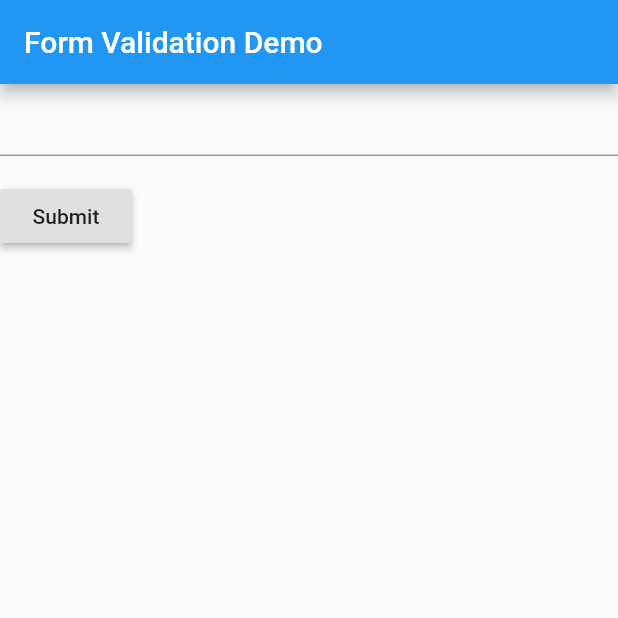
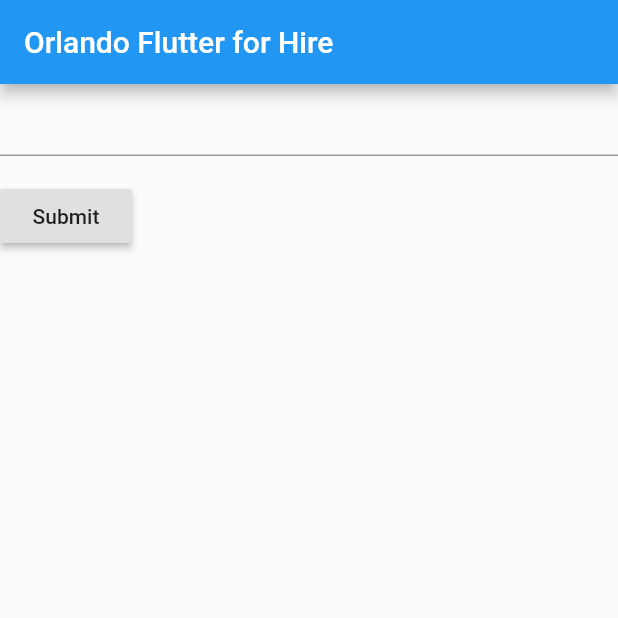
Before and after one commit to JavaVista/hack19_flutter, a Flutter app: the screen it shows after launch, on a phone screen of 412 x 824 dp, the top half of it. Run offline on Flutter 3.47's test engine with Material 2 defaults, Android fonts, the phone set to English and light mode, and no system bars.

Commit message:
Change Appbar title

```diff
--- a/lib/main.dart
+++ b/lib/main.dart
@@ -5,7 +5,7 @@ void main() => runApp(MyApp());
 class MyApp extends StatelessWidget {
   @override
   Widget build(BuildContext context) {
-    final appTitle = 'Form Validation Demo';
+    final appTitle = 'Orlando Flutter for Hire';
 
     return MaterialApp(
       title: appTitle,
```
Also changed, not shown: 1 other file.
